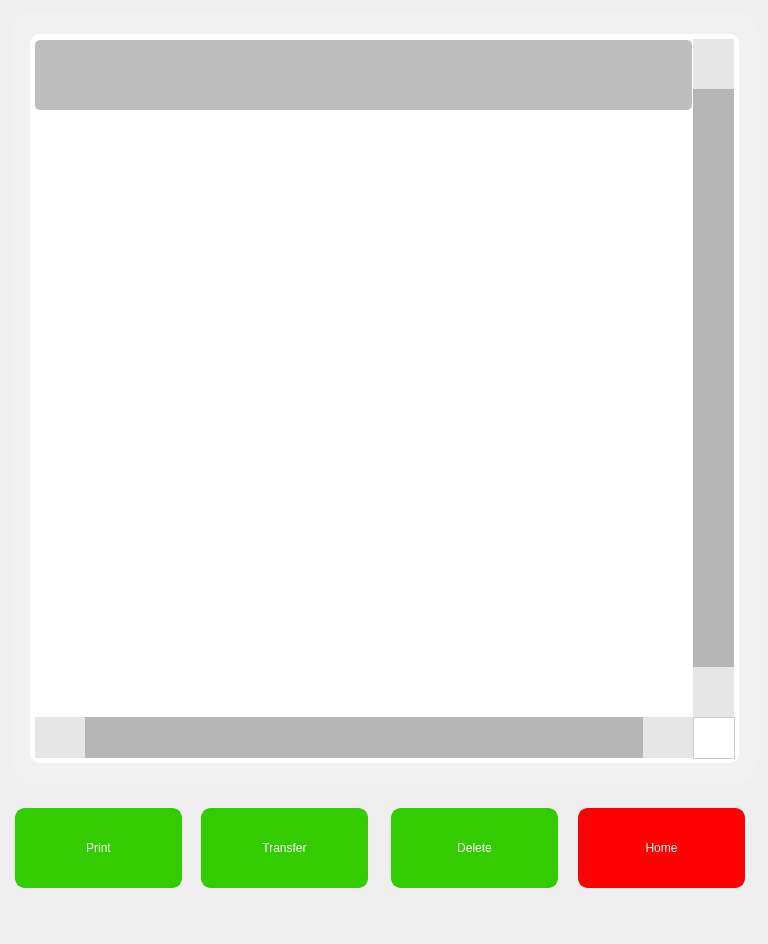
Before: the Qt Designer form pApp-22-June-2021/smemory.ui in ChandraMVE/PSSC_QT_Development, drawn with Qt 5.
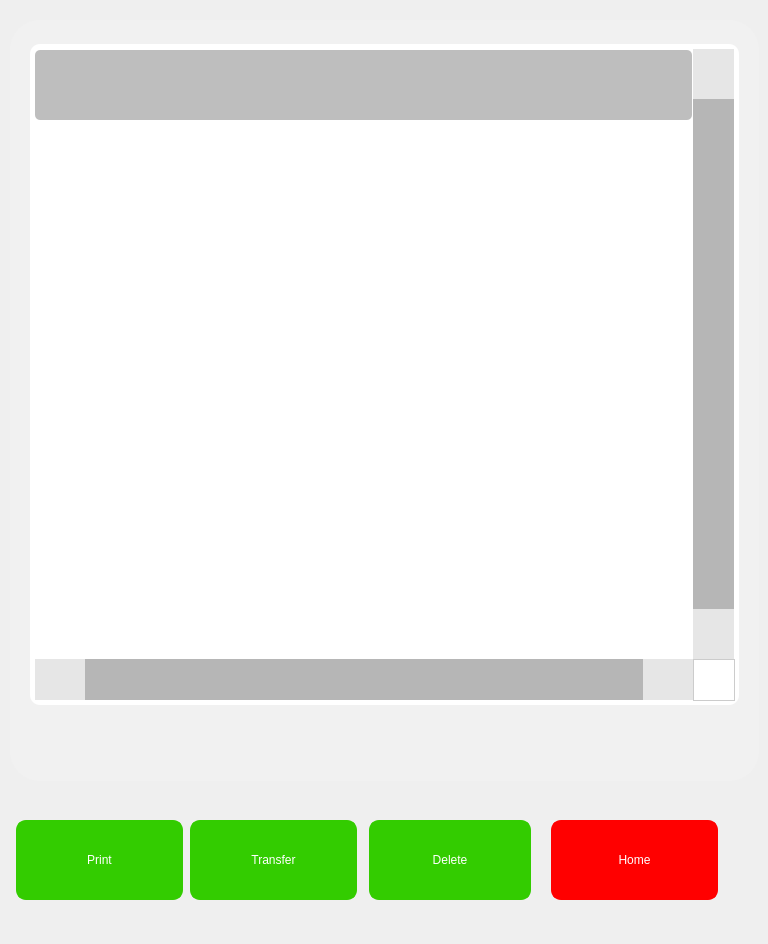
After: the same form once the commit is applied. Icons and pictures are not drawn.

The edit to the form file:
```diff
--- a/pApp-22-June-2021/smemory.ui
+++ b/pApp-22-June-2021/smemory.ui
@@ -19,8 +19,8 @@
   <widget class="QPushButton" name="pbTransfer">
    <property name="geometry">
     <rect>
-     <x>201</x>
-     <y>808</y>
+     <x>190</x>
+     <y>820</y>
      <width>167</width>
      <height>80</height>
     </rect>
@@ -83,9 +83,9 @@
   <widget class="QPushButton" name="pbDelete">
    <property name="geometry">
     <rect>
-     <x>391</x>
-     <y>808</y>
-     <width>167</width>
+     <x>369</x>
+     <y>820</y>
+     <width>162</width>
      <height>80</height>
     </rect>
    </property>
@@ -147,8 +147,8 @@
   <widget class="QPushButton" name="pbPrint">
    <property name="geometry">
     <rect>
-     <x>15</x>
-     <y>808</y>
+     <x>16</x>
+     <y>820</y>
      <width>167</width>
      <height>80</height>
     </rect>
@@ -214,7 +214,7 @@
      <x>10</x>
      <y>10</y>
      <width>749</width>
-     <height>775</height>
+     <height>781</height>
     </rect>
    </property>
    <property name="styleSheet">
@@ -276,9 +276,9 @@
      <property name="geometry">
       <rect>
        <x>0</x>
-       <y>0</y>
+       <y>10</y>
        <width>749</width>
-       <height>775</height>
+       <height>761</height>
       </rect>
      </property>
      <property name="styleSheet">
@@ -302,7 +302,7 @@
         <x>20</x>
         <y>24</y>
         <width>709</width>
-        <height>729</height>
+        <height>661</height>
        </rect>
       </property>
       <property name="sizePolicy">
@@ -535,8 +535,8 @@
   <widget class="QPushButton" name="pbExit">
    <property name="geometry">
     <rect>
-     <x>578</x>
-     <y>808</y>
+     <x>551</x>
+     <y>820</y>
      <width>167</width>
      <height>80</height>
     </rect>
```
